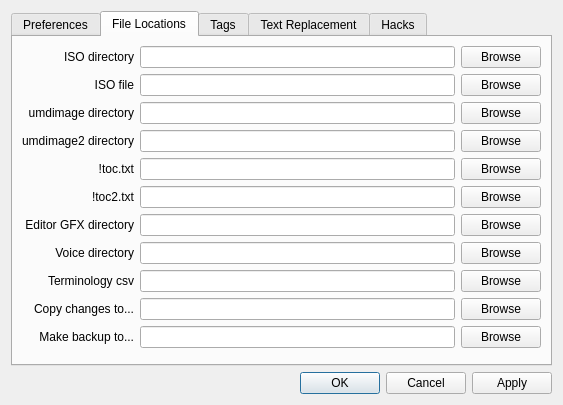
Old version of the form qt/ui/settings.ui in the repository ThunderGemios10/The-Super-Duper-Script-Editor.
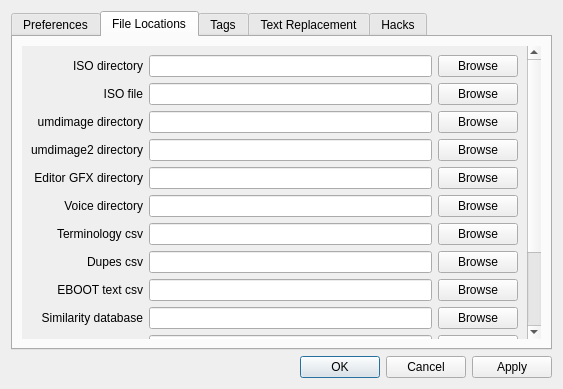
New version of the form. The open tabs and pages were chosen to show the change. Icons and pictures are not drawn.

Commit message: Last commit of the year. Got the font generator integrated, the settings menu upgraded, the setup wizard finished up and integrated. Mostly just needs to be tested.

What changed in the file:
```diff
--- a/qt/ui/settings.ui
+++ b/qt/ui/settings.ui
@@ -7,7 +7,7 @@
     <x>0</x>
     <y>0</y>
     <width>511</width>
-    <height>405</height>
+    <height>350</height>
    </rect>
   </property>
   <property name="windowTitle">
@@ -17,9 +17,18 @@
    <iconset resource="../res/icons.qrc">
     <normaloff>:/monokuma-green.png</normaloff>:/monokuma-green.png</iconset>
   </property>
+  <property name="styleSheet">
+   <string notr="true"/>
+  </property>
   <layout class="QVBoxLayout" name="verticalLayout">
    <item>
     <widget class="QTabWidget" name="tabWidget">
+     <property name="autoFillBackground">
+      <bool>false</bool>
+     </property>
+     <property name="styleSheet">
+      <string notr="true"/>
+     </property>
      <property name="currentIndex">
       <number>0</number>
      </property>
@@ -323,28 +332,44 @@
       <attribute name="title">
        <string>File Locations</string>
       </attribute>
-      <layout class="QGridLayout" name="gridLayout">
+      <layout class="QHBoxLayout" name="horizontalLayout_8">
+       <item>
+        <widget class="QScrollArea" name="scrFileLocs">
+         <property name="autoFillBackground">
+          <bool>false</bool>
+         </property>
+         <property name="styleSheet">
+          <string notr="true"/>
+         </property>
+         <property name="frameShape">
+          <enum>QFrame::NoFrame</enum>
+         </property>
+         <property name="frameShadow">
+          <enum>QFrame::Plain</enum>
+         </property>
+         <property name="lineWidth">
+          <number>0</number>
+         </property>
+         <property name="widgetResizable">
+          <bool>true</bool>
+         </property>
+         <widget class="QWidget" name="scrFileLocsContents">
+          <property name="geometry">
+           <rect>
+            <x>0</x>
+            <y>0</y>
+            <width>452</width>
+            <height>424</height>
+           </rect>
+          </property>
+          <property name="autoFillBackground">
+           <bool>false</bool>
+          </property>
+          <property name="styleSheet">
+           <string notr="true"/>
+          </property>
+          <layout class="QGridLayout" name="gridLayout_2">
        <item row="1" column="0">
-        <widget class="QLabel" name="label">
-         <property name="text">
-          <string>ISO directory</string>
-         </property>
-         <property name="alignment">
-          <set>Qt::AlignRight|Qt::AlignTrailing|Qt::AlignVCenter</set>
-         </property>
-        </widget>
-       </item>
-       <item row="1" column="1">
-        <widget class="QLineEdit" name="txtIsoDir"/>
-       </item>
-       <item row="1" column="2">
-        <widget class="QPushButton" name="btnIsoDir">
-         <property name="text">
-          <string>Browse</string>
-         </property>
-        </widget>
-       </item>
-       <item row="2" column="0">
         <widget class="QLabel" name="label_2">
          <property name="text">
           <string>ISO file</string>
@@ -354,17 +379,17 @@
          </property>
         </widget>
        </item>
-       <item row="2" column="1">
+           <item row="1" column="1">
         <widget class="QLineEdit" name="txtIsoFile"/>
        </item>
-       <item row="2" column="2">
+           <item row="1" column="2">
         <widget class="QPushButton" name="btnIsoFile">
          <property name="text">
           <string>Browse</string>
          </property>
         </widget>
        </item>
-       <item row="3" column="0">
+           <item row="2" column="0">
         <widget class="QLabel" name="label_3">
          <property name="text">
           <string>umdimage directory</string>
@@ -374,17 +399,17 @@
          </property>
         </widget>
        </item>
-       <item row="3" column="1">
+           <item row="2" column="1">
         <widget class="QLineEdit" name="txtUmdDir"/>
        </item>
-       <item row="3" column="2">
+           <item row="2" column="2">
         <widget class="QPushButton" name="btnUmdDir">
          <property name="text">
           <string>Browse</string>
          </property>
         </widget>
        </item>
-       <item row="4" column="0">
+           <item row="3" column="0">
         <widget class="QLabel" name="label_4">
          <property name="text">
           <string>umdimage2 directory</string>
@@ -394,51 +419,31 @@
          </property>
         </widget>
        </item>
-       <item row="4" column="1">
+           <item row="3" column="1">
         <widget class="QLineEdit" name="txtUmd2Dir"/>
        </item>
-       <item row="4" column="2">
+           <item row="3" column="2">
         <widget class="QPushButton" name="btnUmd2Dir">
          <property name="text">
           <string>Browse</string>
          </property>
         </widget>
        </item>
-       <item row="6" column="0">
-        <widget class="QLabel" name="label_10">
+           <item row="9" column="0">
+            <widget class="QLabel" name="label_6">
          <property name="text">
-          <string>!toc.txt</string>
+              <string>Editor GFX directory</string>
          </property>
          <property name="alignment">
           <set>Qt::AlignRight|Qt::AlignTrailing|Qt::AlignVCenter</set>
          </property>
         </widget>
        </item>
-       <item row="6" column="1">
-        <widget class="QLineEdit" name="txtToc"/>
-       </item>
-       <item row="6" column="2">
-        <widget class="QPushButton" name="btnToc">
-         <property name="text">
-          <string>Browse</string>
-         </property>
-        </widget>
-       </item>
-       <item row="7" column="0">
-        <widget class="QLabel" name="label_11">
-         <property name="text">
-          <string>!toc2.txt</string>
-         </property>
-         <property name="alignment">
-          <set>Qt::AlignRight|Qt::AlignTrailing|Qt::AlignVCenter</set>
-         </property>
-        </widget>
-       </item>
-       <item row="7" column="1">
-        <widget class="QLineEdit" name="txtToc2"/>
-       </item>
-       <item row="7" column="2">
-        <widget class="QPushButton" name="btnToc2">
+           <item row="9" column="1">
+            <widget class="QLineEdit" name="txtGFXDir"/>
+           </item>
+           <item row="9" column="2">
+            <widget class="QPushButton" name="btnGFXDir">
          <property name="text">
           <string>Browse</string>
          </property>
@@ -464,7 +469,27 @@
          </property>
         </widget>
        </item>
-       <item row="12" column="0">
+           <item row="11" column="0">
+            <widget class="QLabel" name="label_5">
+             <property name="text">
+              <string>Terminology csv</string>
+             </property>
+             <property name="alignment">
+              <set>Qt::AlignRight|Qt::AlignTrailing|Qt::AlignVCenter</set>
+             </property>
+            </widget>
+           </item>
+           <item row="11" column="1">
+            <widget class="QLineEdit" name="txtTerminology"/>
+           </item>
+           <item row="11" column="2">
+            <widget class="QPushButton" name="btnTerminology">
+             <property name="text">
+              <string>Browse</string>
+             </property>
+            </widget>
+           </item>
+           <item row="17" column="0">
         <widget class="QLabel" name="label_8">
          <property name="text">
           <string>Copy changes to...</string>
@@ -474,17 +499,17 @@
          </property>
         </widget>
        </item>
-       <item row="12" column="1">
+           <item row="17" column="1">
         <widget class="QLineEdit" name="txtCopy"/>
        </item>
-       <item row="12" column="2">
+           <item row="17" column="2">
         <widget class="QPushButton" name="btnCopy">
          <property name="text">
           <string>Browse</string>
          </property>
         </widget>
        </item>
-       <item row="13" column="0">
+           <item row="18" column="0">
         <widget class="QLabel" name="label_9">
          <property name="text">
           <string>Make backup to...</string>
@@ -494,54 +519,151 @@
          </property>
         </widget>
        </item>
-       <item row="13" column="1">
+           <item row="18" column="1">
         <widget class="QLineEdit" name="txtBackup"/>
        </item>
-       <item row="13" column="2">
+           <item row="18" column="2">
         <widget class="QPushButton" name="btnBackup">
          <property name="text">
           <string>Browse</string>
          </property>
         </widget>
        </item>
-       <item row="9" column="0">
-        <widget class="QLabel" name="label_6">
+           <item row="19" column="1">
+            <spacer name="verticalSpacer_2">
+             <property name="orientation">
+              <enum>Qt::Vertical</enum>
+             </property>
+             <property name="sizeHint" stdset="0">
+              <size>
+               <width>20</width>
+               <height>40</height>
+              </size>
+             </property>
+            </spacer>
+           </item>
+           <item row="0" column="2">
+            <widget class="QPushButton" name="btnIsoDir">
          <property name="text">
-          <string>Editor GFX directory</string>
-         </property>
+              <string>Browse</string>
+             </property>
+            </widget>
+           </item>
+           <item row="0" column="1">
+            <widget class="QLineEdit" name="txtIsoDir"/>
+           </item>
+           <item row="0" column="0">
+            <widget class="QLabel" name="label">
+             <property name="text">
+              <string>ISO directory</string>
+             </property>
          <property name="alignment">
           <set>Qt::AlignRight|Qt::AlignTrailing|Qt::AlignVCenter</set>
          </property>
         </widget>
        </item>
-       <item row="9" column="1">
-        <widget class="QLineEdit" name="txtGFXDir"/>
-       </item>
-       <item row="9" column="2">
-        <widget class="QPushButton" name="btnGFXDir">
+           <item row="12" column="0">
+            <widget class="QLabel" name="label_13">
+             <property name="text">
+              <string>Dupes csv</string>
+             </property>
+             <property name="alignment">
+              <set>Qt::AlignRight|Qt::AlignTrailing|Qt::AlignVCenter</set>
+             </property>
+            </widget>
+           </item>
+           <item row="13" column="0">
+            <widget class="QLabel" name="label_14">
          <property name="text">
+              <string>EBOOT text csv</string>
+             </property>
+             <property name="alignment">
+              <set>Qt::AlignRight|Qt::AlignTrailing|Qt::AlignVCenter</set>
+             </property>
+            </widget>
+           </item>
+           <item row="14" column="0">
+            <widget class="QLabel" name="label_15">
+             <property name="text">
+              <string>Similarity database</string>
+             </property>
+             <property name="alignment">
+              <set>Qt::AlignRight|Qt::AlignTrailing|Qt::AlignVCenter</set>
+             </property>
+            </widget>
+           </item>
+           <item row="12" column="1">
+            <widget class="QLineEdit" name="txtDupes"/>
+           </item>
+           <item row="13" column="1">
+            <widget class="QLineEdit" name="txtEbootText"/>
+           </item>
+           <item row="12" column="2">
+            <widget class="QPushButton" name="btnDupes">
+             <property name="text">
           <string>Browse</string>
          </property>
         </widget>
        </item>
-       <item row="11" column="0">
-        <widget class="QLabel" name="label_5">
+           <item row="13" column="2">
+            <widget class="QPushButton" name="btnEbootText">
          <property name="text">
-          <string>Terminology csv</string>
-         </property>
+              <string>Browse</string>
+             </property>
+            </widget>
+           </item>
+           <item row="14" column="1">
+            <widget class="QLineEdit" name="txtSimilarity"/>
+           </item>
+           <item row="14" column="2">
+            <widget class="QPushButton" name="btnSimilarity">
+             <property name="text">
+              <string>Browse</string>
+             </property>
+            </widget>
+           </item>
+           <item row="15" column="0">
+            <widget class="QLabel" name="label_10">
+             <property name="text">
+              <string>!toc.txt</string>
+             </property>
          <property name="alignment">
           <set>Qt::AlignRight|Qt::AlignTrailing|Qt::AlignVCenter</set>
          </property>
         </widget>
        </item>
-       <item row="11" column="1">
-        <widget class="QLineEdit" name="txtTerminology"/>
-       </item>
-       <item row="11" column="2">
-        <widget class="QPushButton" name="btnTerminology">
+           <item row="15" column="1">
+            <widget class="QLineEdit" name="txtToc"/>
+           </item>
+           <item row="15" column="2">
+            <widget class="QPushButton" name="btnToc">
          <property name="text">
           <string>Browse</string>
          </property>
+            </widget>
+           </item>
+           <item row="16" column="0">
+            <widget class="QLabel" name="label_11">
+             <property name="text">
+              <string>!toc2.txt</string>
+             </property>
+             <property name="alignment">
+              <set>Qt::AlignRight|Qt::AlignTrailing|Qt::AlignVCenter</set>
+             </property>
+            </widget>
+           </item>
+           <item row="16" column="1">
+            <widget class="QLineEdit" name="txtToc2"/>
+           </item>
+           <item row="16" column="2">
+            <widget class="QPushButton" name="btnToc2">
+             <property name="text">
+              <string>Browse</string>
+             </property>
+            </widget>
+           </item>
+          </layout>
+         </widget>
         </widget>
        </item>
       </layout>
```
Left out of the diff: 43 changed lines with no effect on the pictures. Lines whose indentation alone changed are shown as unchanged. The commit also changes 42 other files.
